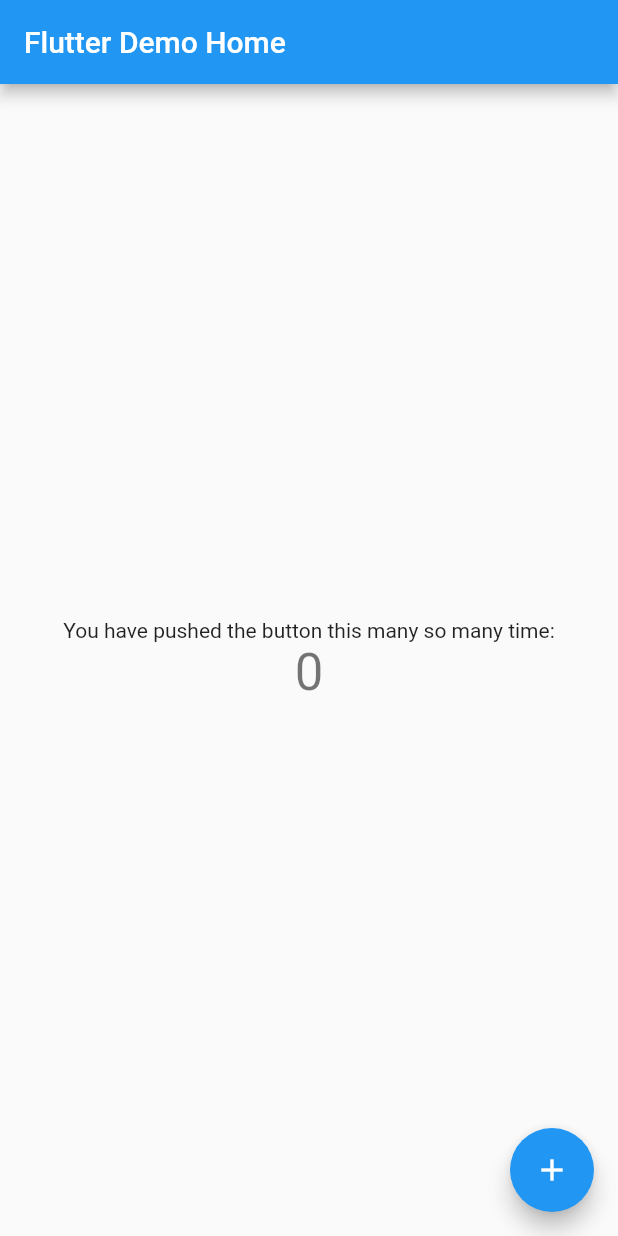
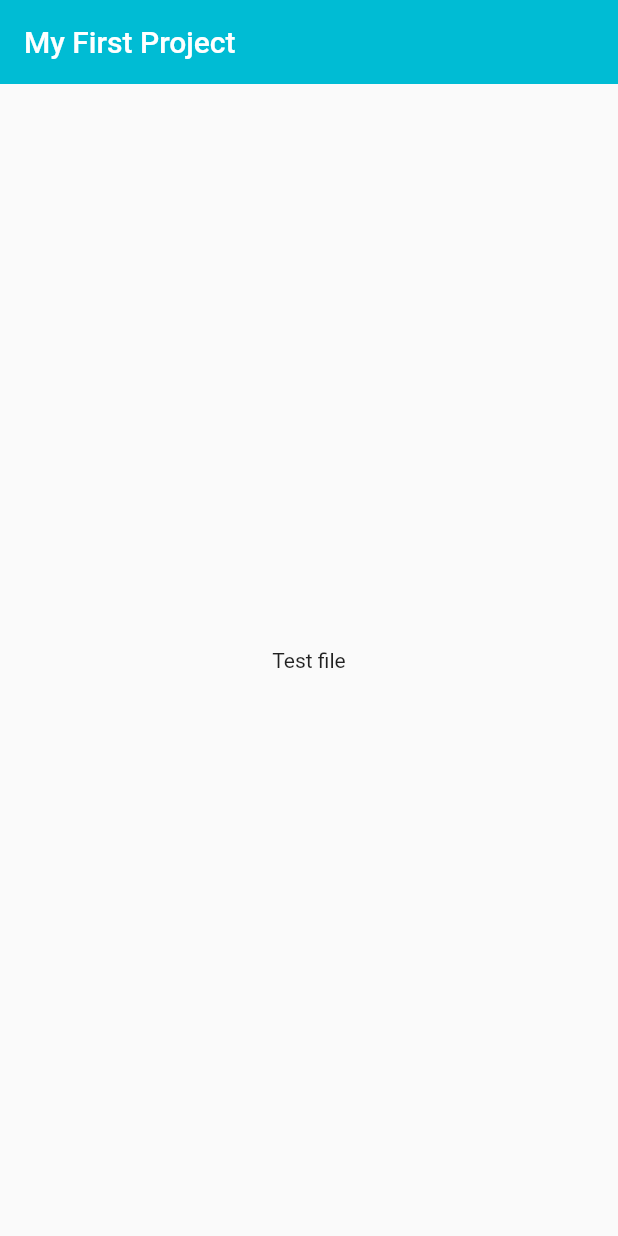
Before and after one commit to apeetha007/myfirst_app, a Flutter app: the screen it shows after launch, on a phone screen of 412 x 824 dp. Run offline on Flutter 3.47's test engine with Material 2 defaults, Android fonts, the phone set to English and light mode, and no system bars.

Commit message:
initial 2

```diff
--- a/lib/main.dart
+++ b/lib/main.dart
@@ -1,115 +1,26 @@
 import 'package:flutter/material.dart';
 
 void main() {
-  runApp(const MyApp());
+  runApp(new MaterialApp(home: Home()));
 }
 
-class MyApp extends StatelessWidget {
-  const MyApp({Key? key}) : super(key: key);
-
-  // This widget is the root of your application.
+class Home extends StatelessWidget {
   @override
   Widget build(BuildContext context) {
-    return MaterialApp(
-      title: 'Flutter Demo',
-      theme: ThemeData(
-        // This is the theme of your application.
-        //
-        // Try running your application with "flutter run". You'll see the
-        // application has a blue toolbar. Then, without quitting the app, try
-        // changing the primarySwatch below to Colors.green and then invoke
-        // "hot reload" (press "r" in the console where you ran "flutter run",
-        // or simply save your changes to "hot reload" in a Flutter IDE).
-        // Notice that the counter didn't reset back to zero; the application
-        // is not restarted.
-        primarySwatch: Colors.blue,
+    return Scaffold(
+      appBar: AppBar(
+        title: Text(
+          'My First Project',
+          style: TextStyle(
+            fontStyle: FontStyle.normal,
+          ),
+        ),
+        elevation: 0,
+        backgroundColor: Colors.cyan,
       ),
-      home: const MyHomePage(title: 'Flutter Demo Home '),
+      body: Center(
+        child: Text('Test file'),
+      ),
     );
   }
 }
-
-class MyHomePage extends StatefulWidget {
-  const MyHomePage({Key? key, required this.title}) : super(key: key);
-
-  // This widget is the home page of your application. It is stateful, meaning
-  // that it has a State object (defined below) that contains fields that affect
-  // how it looks.
-
-  // This class is the configuration for the state. It holds the values (in this
-  // case the title) provided by the parent (in this case the App widget) and
-  // used by the build method of the State. Fields in a Widget subclass are
-  // always marked "final".
-
-  final String title;
-
-  @override
-  State<MyHomePage> createState() => _MyHomePageState();
-}
-
-class _MyHomePageState extends State<MyHomePage> {
-  int _counter = 0;
-
-  void _incrementCounter() {
-    setState(() {
-      // This call to setState tells the Flutter framework that something has
-      // changed in this State, which causes it to rerun the build method below
-      // so that the display can reflect the updated values. If we changed
-      // _counter without calling setState(), then the build method would not be
-      // called again, and so nothing would appear to happen.
-      _counter=_counter+5;
-    });
-  }
-
-  @override
-  Widget build(BuildContext context) {
-    // This method is rerun every time setState is called, for instance as done
-    // by the _incrementCounter method above.
-    //
-    // The Flutter framework has been optimized to make rerunning build methods
-    // fast, so that you can just rebuild anything that needs updating rather
-    // than having to individually change instances of widgets.
-    return Scaffold(
-      appBar: AppBar(
-        // Here we take the value from the MyHomePage object that was created by
-        // the App.build method, and use it to set our appbar title.
-        title: Text(widget.title),
-      ),
-      body: Center(
-        // Center is a layout widget. It takes a single child and positions it
-        // in the middle of the parent.
-        child: Column(
-          // Column is also a layout widget. It takes a list of children and
-          // arranges them vertically. By default, it sizes itself to fit its
-          // children horizontally, and tries to be as tall as its parent.
-          //
-          // Invoke "debug painting" (press "p" in the console, choose the
-          // "Toggle Debug Paint" action from the Flutter Inspector in Android
-          // Studio, or the "Toggle Debug Paint" command in Visual Studio Code)
-          // to see the wireframe for each widget.
-          //
-          // Column has various properties to control how it sizes itself and
-          // how it positions its children. Here we use mainAxisAlignment to
-          // center the children vertically; the main axis here is the vertical
-          // axis because Columns are vertical (the cross axis would be
-          // horizontal).
-          mainAxisAlignment: MainAxisAlignment.center,
-          children: <Widget>[
-            const Text(
-              'You have pushed the button this many so many time:',
-            ),
-            Text(
-              '$_counter',
-              style: Theme.of(context).textTheme.headline4,
-            ),
-          ],
-        ),
-      ),
-      floatingActionButton: FloatingActionButton(
-        onPressed: _incrementCounter,
-        tooltip: 'Increment',
-        child: const Icon(Icons.add),
-      ), // This trailing comma makes auto-formatting nicer for build methods.
-    );
-  }
-}
```
Also changed, not shown: 1 other file.
